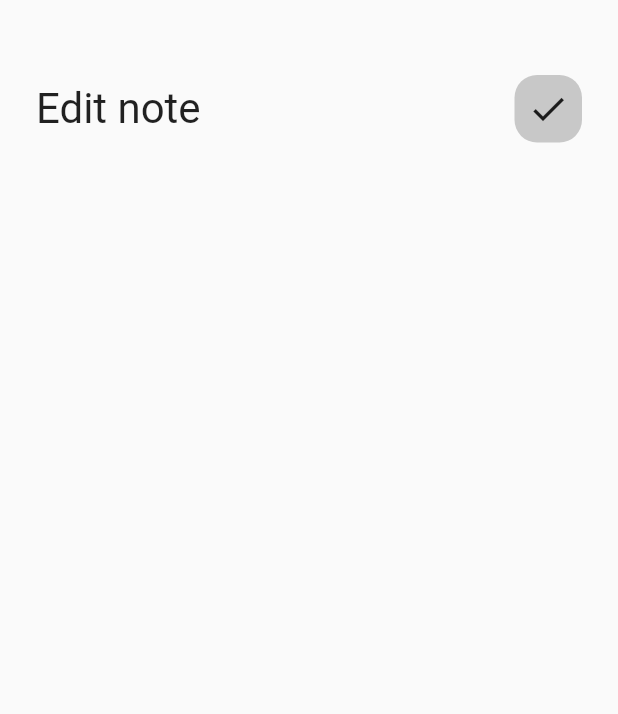
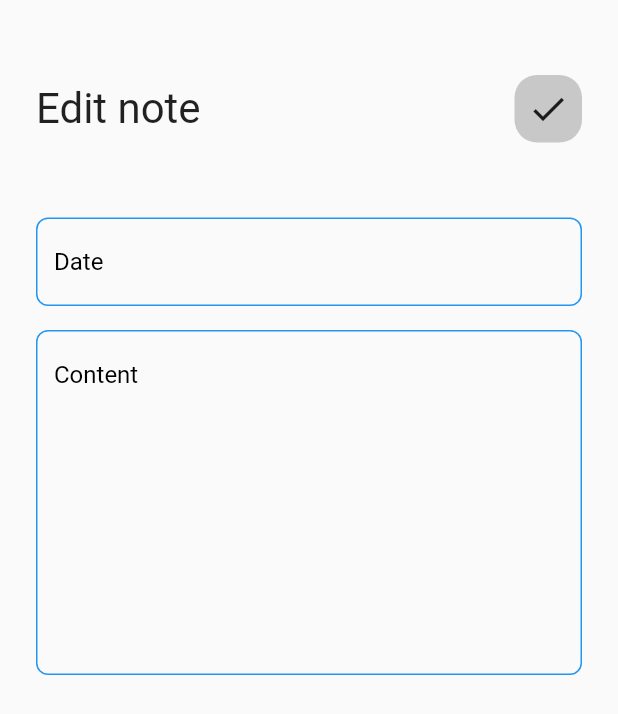
Before and after one commit to bibi2812/MentalHealthApp2, a Flutter app: the editNote screen opened directly, on a phone screen of 412 x 824 dp. Shown: the top 714 px of the screen. Run offline on Flutter 3.47's test engine with Material 2 defaults, Android fonts, the light colour scheme and no system bars.

Commit message:
21/03/2023 - notes gui (basically) completed

```diff
--- a/lib/notesPage/editNotes.dart
+++ b/lib/notesPage/editNotes.dart
@@ -1,5 +1,6 @@
 import 'package:flutter/cupertino.dart';
 import 'package:flutter/material.dart';
+import 'package:setap/notesPage/viewNotes.dart';
 import 'package:setap/notesPage/widgets/viewBody.dart';
 
 
@@ -29,7 +30,19 @@ class editNoteBody extends StatelessWidget{
         ),
         appBar(
           title: "Edit note",
-          icon: Icons.check,)],
+          icon: Icons.check,
+        ),
+        SizedBox(
+          height: 50,
+        ),
+        CustomTextField(hint: 'Date'),
+        SizedBox(
+          height: 16,
+        ),
+        CustomTextField (hint: 'Content',
+        maxLines: 10,
+        ),
+      ],
     ),
     );
   }
```
